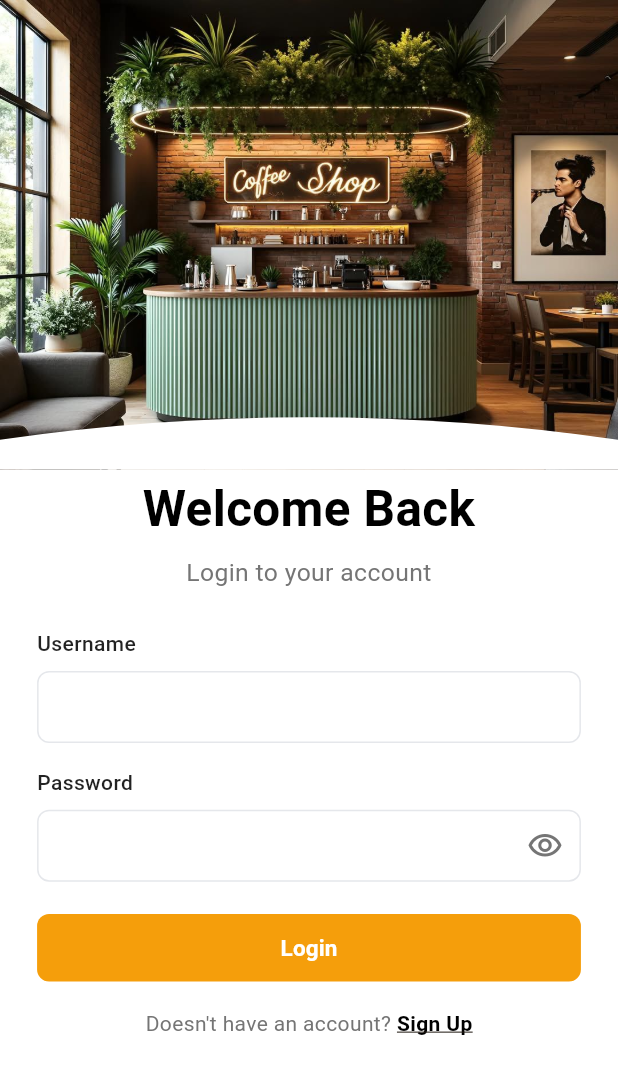
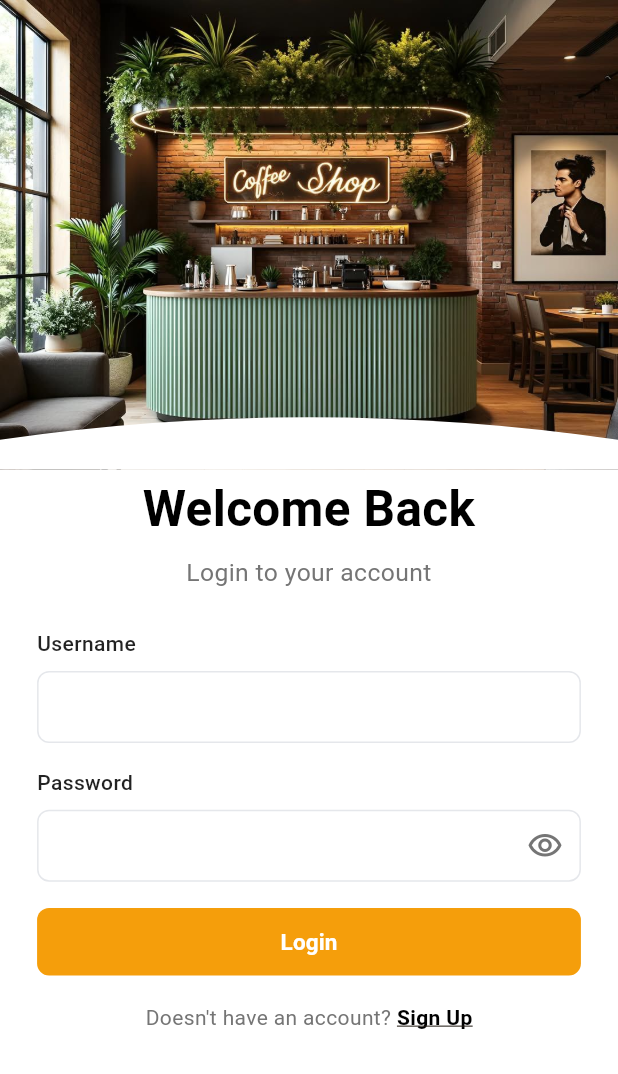
Before and after one commit to senuriperera/KitchenPal, a Flutter app: the screen it shows after launch, on a phone screen of 412 x 824 dp. Shown: the top 1074 px of the screen. Run offline on Flutter 3.47's test engine with Material 3 defaults, Android fonts, the phone set to English and light mode, and no system bars; our stand-ins replace fl_chart, flutter_secure_storage, image_picker, socket_io_client.

Commit message:
Revert "test fix"
This reverts commit 1019e758fa58685139d900ffac1cea3f7aa7ab35.

```diff
--- a/KitchenPal-Mobile/lib/pages/login.dart
+++ b/KitchenPal-Mobile/lib/pages/login.dart
@@ -269,7 +269,7 @@ class _LoginPageState extends State<LoginPage> {
                               ),
                             ],
                           ),
-                          const SizedBox(height: 20),
+                          const SizedBox(height: 16),
 
                           // Login Button
                           ElevatedButton(
```
